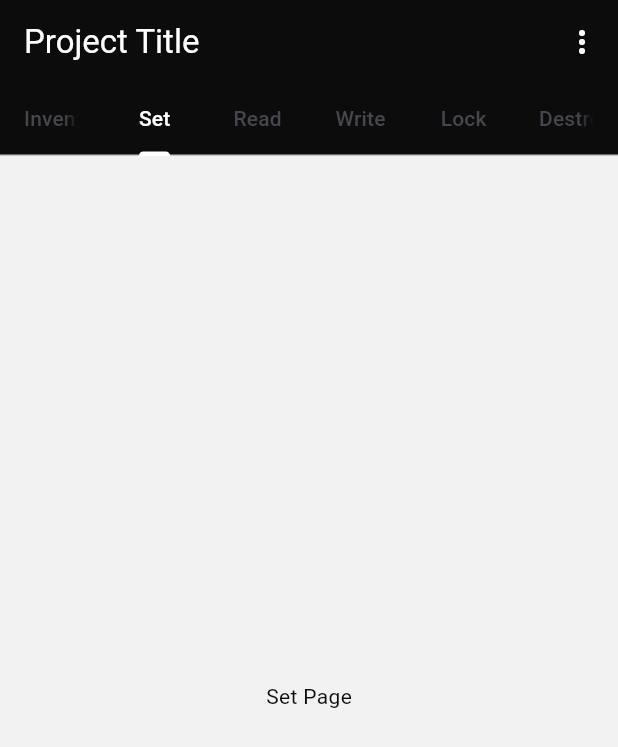
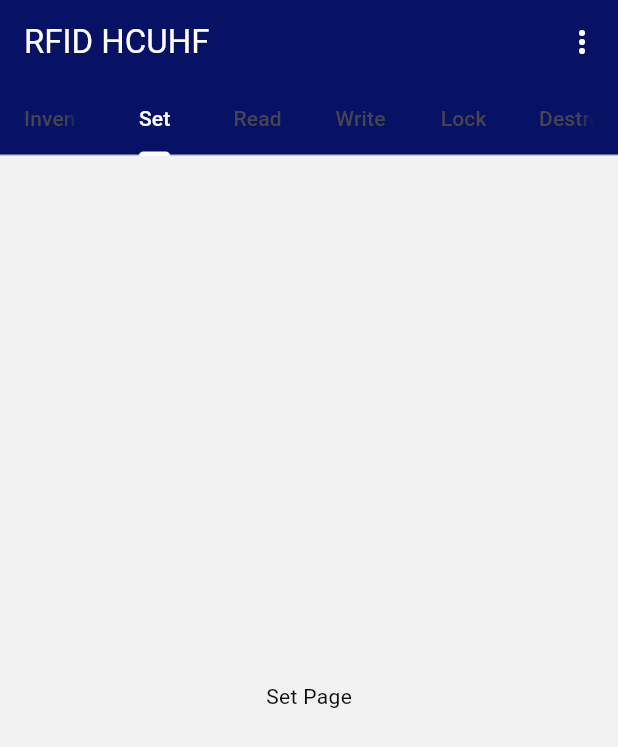
Before and after one commit to Gabu-Rayon/rfid_project, a Flutter app: the screen it shows after launch, tab 2 chosen, on a phone screen of 412 x 824 dp. Shown: the top 747 px of the screen. Run offline on Flutter 3.47's test engine with Material 3 defaults, Android fonts, the phone set to English and light mode, and no system bars.

Commit message:
"Updated app bar title and background color, added new page imports, and created separate files for each page with basic scaffolds and text displays."

```diff
--- a/lib/common/widgets/appbar/app_bar.dart
+++ b/lib/common/widgets/appbar/app_bar.dart
@@ -9,9 +9,9 @@ class CustomAppBar extends StatelessWidget implements PreferredSizeWidget {
   @override
   Widget build(BuildContext context) {
     return AppBar(
-      backgroundColor: AppColors.darkBackground, // Dark blue background
+      backgroundColor: AppColors.blueBackground, // Dark blue background
       title: const Text(
-        'Project Title',
+        'RFID HCUHF',
         style: TextStyle(color: Colors.white),
       ),
       actions: [
--- a/lib/core/theme/app_colors.dart
+++ b/lib/core/theme/app_colors.dart
@@ -6,4 +6,5 @@ class AppColors {
   static const darkBackground = Color(0xff0D0C0C);
   static const grey = Color(0xffBEBEBE);
   static const darkGrey = Color(0xff343434);
+  static const blueBackground= Color.fromARGB(255, 8, 18, 101);
 }
--- a/lib/pages/set.dart
+++ b/lib/pages/set.dart
@@ -0,0 +1,19 @@
+import 'package:flutter/material.dart';
+import 'package:rfid_project/core/theme/app_colors.dart'; // Update the import path if needed
+
+class SetPage extends StatelessWidget {
+  const SetPage({super.key});
+
+  @override
+  Widget build(BuildContext context) {
+    return const Scaffold(
+      backgroundColor: AppColors.lightBackground, // White background
+      body: Center(
+        child: Text(
+          'Set Page',
+          style: TextStyle(color: AppColors.darkBackground), // Dark text
+        ),
+      ),
+    );
+  }
+}
```
Also changed, not shown: lib/main.dart (+10 -66 lines), lib/pages/destroy.dart (+19 -0 lines), lib/pages/inventory.dart (+19 -0 lines), lib/pages/lock.dart (+19 -0 lines), lib/pages/read.dart (+19 -0 lines), lib/pages/write.dart (+19 -0 lines).
